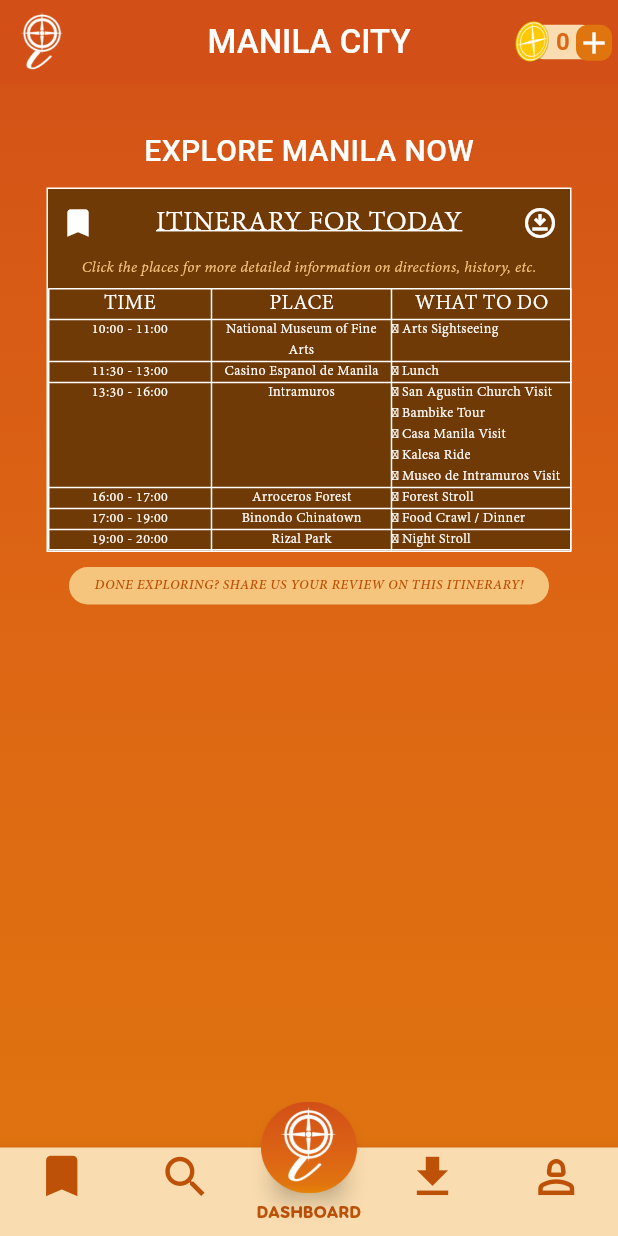
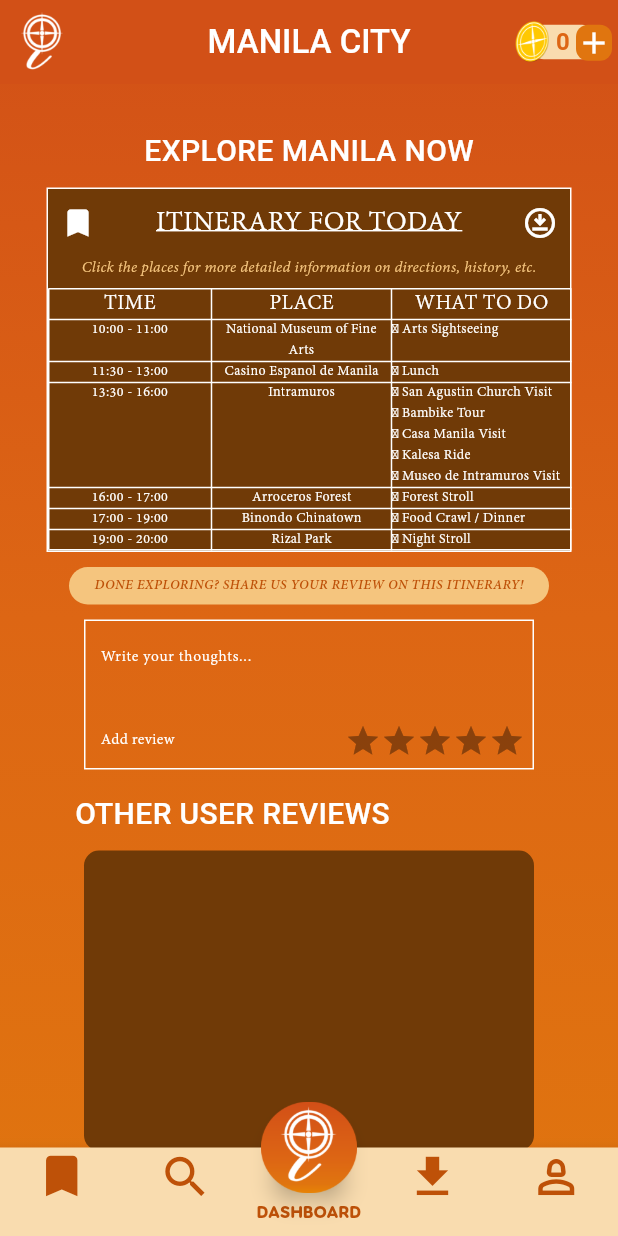
Before and after one commit to lalakingcaaath/iExplore, a Flutter app: the ItinerarySchedule screen opened directly, on a phone screen of 412 x 824 dp. Run offline on Flutter 3.47's test engine with Material 3 defaults, Android fonts, the light colour scheme and no system bars; drawn by our look-alikes of flutter_rating_bar; our stand-ins replace cloud_firestore, firebase_auth, firebase_core, firebase_storage, go_router, image_picker; accounts and stored records are empty; Roboto replaces fonts that are missing (FSP-Demo); project files that could hold a hidden picture were left out.

Commit message:
🎉Added Review Section in Itinerary Schedule🎉

```diff
--- a/lib/pages/itinerary_schedule.dart
+++ b/lib/pages/itinerary_schedule.dart
@@ -1,16 +1,18 @@
+import 'package:cloud_firestore/cloud_firestore.dart';
 import 'package:flutter/material.dart';
 import 'package:i_explore/utils/colors.dart';
 import 'package:i_explore/components/HeaderAppBarComponent.dart';
 import 'package:i_explore/components/BottomNavigationBarComponent.dart';
 import 'package:i_explore/components/FloatingButtonNavBarComponent.dart';
 import 'package:i_explore/pages/coin_charge.dart';
+import 'package:flutter_rating_bar/flutter_rating_bar.dart';
 
 class ItinerarySchedule extends StatefulWidget {
   const ItinerarySchedule({Key? key}) : super(key: key);
-
   @override
   State<ItinerarySchedule> createState() => _ItineraryScheduleState();
 }
+final commentController = TextEditingController();
 
 class _ItineraryScheduleState extends State<ItinerarySchedule> {
   @override
@@ -441,6 +443,115 @@ class _ItineraryScheduleState extends State<ItinerarySchedule> {
                     Container(
                       margin: const EdgeInsets.only(top: 10),
                     ),
+                    Row(
+                      mainAxisAlignment: MainAxisAlignment.center,
+                      children: [
+                        Container(
+                          padding: const EdgeInsets.only(left: 10),
+                          width: 300,
+                          height: 100,
+                          decoration: BoxDecoration(
+                            border: Border.all(color: Colors.white)
+                          ),
+                          child: Column(
+                            children: [
+                              TextField(
+                                controller: commentController,
+                                decoration: InputDecoration(
+                                  border: InputBorder.none,
+                                  hintText: 'Write your thoughts...',
+                                  hintStyle: TextStyle(
+                                    fontFamily: 'AdobeDevanagari',
+                                    fontSize: 11,
+                                    color: Colors.white
+                                  )
+                                ),
+                                style: TextStyle(
+                                    fontFamily: 'AdobeDevanagari',
+                                    fontSize: 11,
+                                    color: Colors.white
+                                ),
+                              ),
+                              SizedBox(height: 20),
+                              Row(
+                                mainAxisAlignment: MainAxisAlignment.spaceAround,
+                                children: [
+                                  GestureDetector(
+                                    onTap: () {
+                                      CollectionReference collRef = FirebaseFirestore.instance.collection('comments');
+                                      collRef.add({
+                                        'comment': commentController
+                                      });
+                                    },
+                                    child: Text(
+                                      "Add review", style: TextStyle(
+                                        fontFamily: 'AdobeDevanagari',
+                                        fontSize: 11,
+                                        color: Colors.white
+                                    ),
+                                    )
+                                  ),
+                                  Spacer(),
+                                  Padding(
+                                    padding: const EdgeInsets.only(right: 5),
+                                    child: RatingBar.builder(
+                                        initialRating: 0,
+                                        minRating: 1,
+                                        direction: Axis.horizontal,
+                                        allowHalfRating: true,
+                                        itemCount: 5,
+                                        itemSize: 24,
+                                        itemBuilder: (context, _) => Icon(
+                                          Icons.star,
+                                          color: Colors.amber,
+                                        ),
+                                        onRatingUpdate: (rating) {
+                                          print(rating);
+                                        }
+                                    ),
+                                  ),
+                                ],
+                              )
+                            ],
+                          ),
+                        ),
+                      ],
+                    ),
+                    Container(
+                      margin: const EdgeInsets.only(top: 15),
+                    ),
+                    Row(
+                      mainAxisAlignment: MainAxisAlignment.start,
+                      children: [
+                        Container(
+                          margin: const EdgeInsets.only(left: 50),
+                          child: Text(
+                            "OTHER USER REVIEWS", style: TextStyle(
+                              fontFamily: 'FSP-Demo',
+                              fontWeight: FontWeight.w500,
+                              fontSize: 20,
+                              color: Colors.white
+                          ),
+                          ),
+                        )
+                      ],
+                    ),
+                    Container(
+                      margin: const EdgeInsets.only(top: 10),
+                    ),
+                    Row(
+                      mainAxisAlignment: MainAxisAlignment.center,
+                      children: [
+                        Container(
+                          width: 300,
+                          height: 200,
+                          decoration: BoxDecoration(
+                            borderRadius: BorderRadius.circular(10),
+                            color: brownColor
+                          ),
+                        )
+                      ],
+                    )
                   ],
                 );
               }
@@ -454,16 +565,6 @@ class _ItineraryScheduleState extends State<ItinerarySchedule> {
     );
   }
 }
-
-class ExitDialog extends StatelessWidget {
-  const ExitDialog({Key? key}) : super(key: key);
-
-  @override
-  Widget build(BuildContext context) {
-    return const Placeholder();
-  }
-}
-
 
 class CustomDialogWidget extends StatelessWidget {
   const CustomDialogWidget({Key? key}) : super(key: key);
--- a/pubspec.yaml
+++ b/pubspec.yaml
@@ -41,6 +41,7 @@ dependencies:
     cloud_firestore: ^4.17.0
     firebase_core: ^2.30.0
     firebase_storage: ^11.7.2
+    flutter_rating_bar: ^4.0.1
 
 dev_dependencies:
     flutter_test:
```
Also changed, not shown: pubspec.lock.
